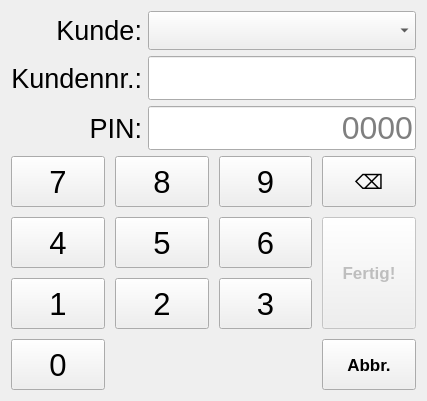
Before: the Qt Designer form FabLabKasse/UI/SelectClientDialog.ui in fau-fablab/FabLabKasse, drawn with Qt 5.
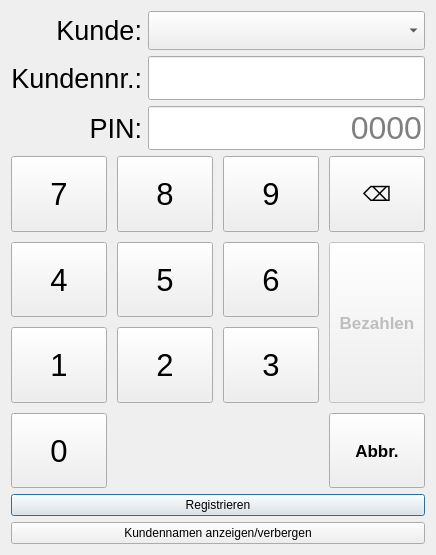
After: the same form once the commit is applied.

Commit message:
FEATURE: Add client via GUI (#161)
In the "legacy_offline_kassenbuch" system, admin permissions are enabled if the user comment starts with "#admin#".

The edit to the form file:
```diff
--- a/FabLabKasse/UI/SelectClientDialog.ui
+++ b/FabLabKasse/UI/SelectClientDialog.ui
@@ -6,8 +6,8 @@
    <rect>
     <x>0</x>
     <y>0</y>
-    <width>359</width>
-    <height>401</height>
+    <width>436</width>
+    <height>555</height>
    </rect>
   </property>
   <property name="windowTitle">
@@ -17,7 +17,7 @@
    <item>
     <layout class="QVBoxLayout" name="verticalLayout_2">
      <property name="spacing">
-      <number>-1</number>
+      <number>6</number>
      </property>
      <item>
       <layout class="QGridLayout" name="gridLayout_2">
@@ -390,7 +390,7 @@
           <enum>Qt::NoFocus</enum>
          </property>
          <property name="text">
-          <string>Fertig!</string>
+          <string>Bezahlen</string>
          </property>
         </widget>
        </item>
@@ -442,6 +442,20 @@
      </item>
     </layout>
    </item>
+   <item>
+    <widget class="QPushButton" name="pushButton_register">
+     <property name="text">
+      <string>Registrieren</string>
+     </property>
+    </widget>
+   </item>
+   <item>
+    <widget class="QPushButton" name="pushButton_showList">
+     <property name="text">
+      <string>Kundennamen anzeigen/verbergen</string>
+     </property>
+    </widget>
+   </item>
   </layout>
  </widget>
  <resources/>
```
The commit also changes 6 other files.
